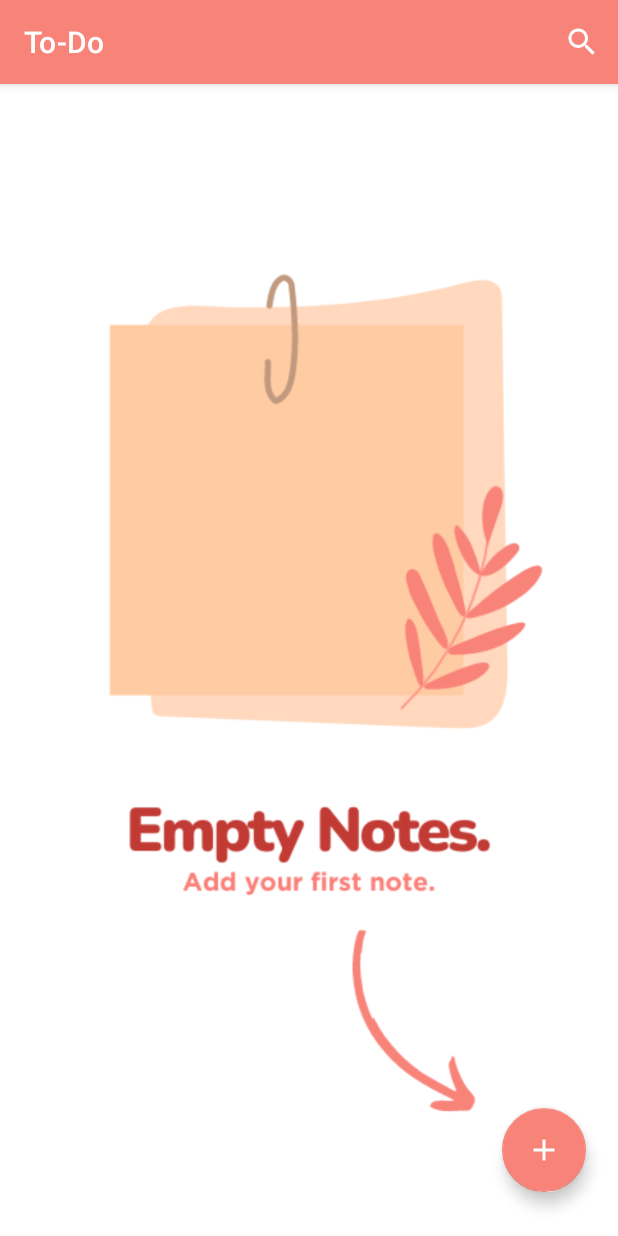
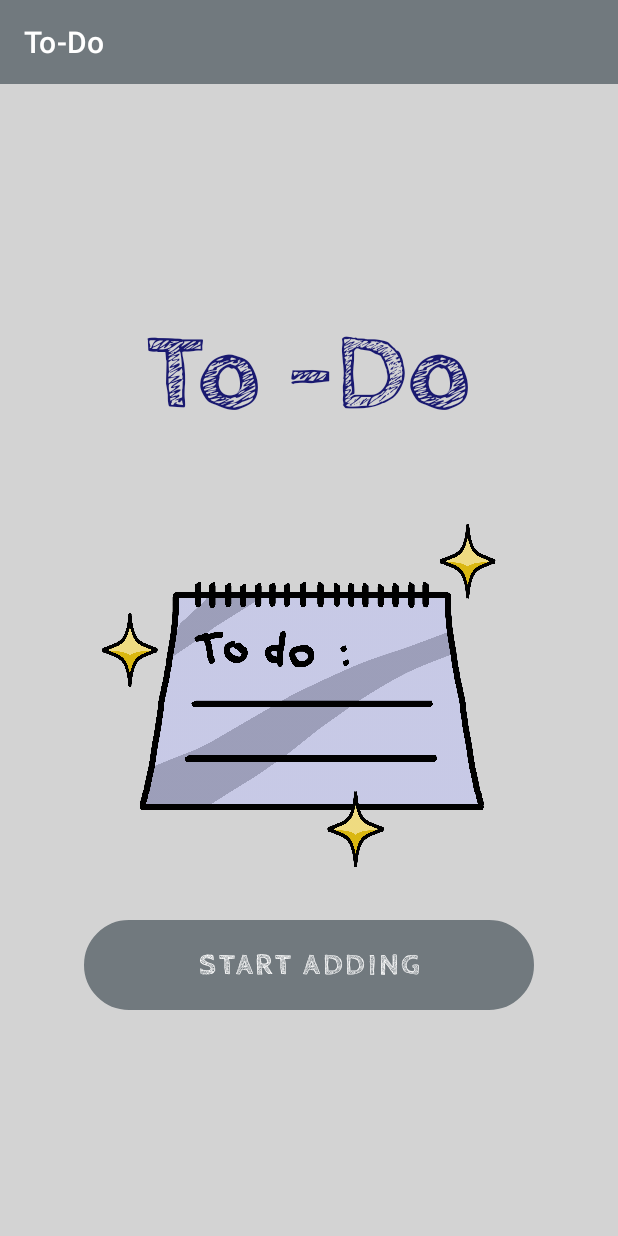
Before and after one commit to Senash0813/MAD-Lab04, an Android app: the screen it shows after launch (MainActivity before the commit, LaunchActivity after it), on a phone screen of 412 x 824 dp. Run offline under Robolectric (Android 15) with nearby library versions, the phone set to English and light mode, and no system bars.

Commit message:
Launch Screen Added

```diff
--- a/app/src/main/AndroidManifest.xml
+++ b/app/src/main/AndroidManifest.xml
@@ -13,17 +13,23 @@
         android:theme="@style/Theme.Lab04MAD"
         tools:targetApi="31">
         <activity
-            android:name=".MainActivity"
-            android:exported="true">
+            android:name=".LaunchActivity"
+            android:exported="true" >
             <intent-filter>
                 <action android:name="android.intent.action.MAIN" />
 
                 <category android:name="android.intent.category.LAUNCHER" />
             </intent-filter>
+
+        </activity>
+        <activity
+            android:name=".MainActivity"
+            android:exported="false">
             <meta-data
                 android:name="android.app.lib_name"
-                android:value=""/>
+                android:value="" />
         </activity>
+
         <meta-data
             android:name="preloaded_fonts"
             android:resource="@array/preloaded_fonts" />
--- /dev/null
+++ b/app/src/main/java/com/example/lab04mad/LaunchActivity.kt
@@ -0,0 +1,24 @@
+package com.example.lab04mad
+
+import android.content.Intent
+import androidx.appcompat.app.AppCompatActivity
+import android.os.Bundle
+import android.widget.Button
+
+class LaunchActivity : AppCompatActivity() {
+
+    lateinit var startBtn : Button
+
+    override fun onCreate(savedInstanceState: Bundle?) {
+        super.onCreate(savedInstanceState)
+        setContentView(R.layout.activity_launch)
+
+        startBtn = findViewById(R.id.startBtn)
+
+
+        startBtn.setOnClickListener(){
+            val intent = Intent(this,MainActivity::class.java)
+            startActivity(intent)
+        }
+    }
+}
--- /dev/null
+++ b/app/src/main/res/drawable/start_btn.xml
@@ -0,0 +1,12 @@
+<?xml version="1.0" encoding="utf-8"?>
+<shape xmlns:android="http://schemas.android.com/apk/res/android"
+    android:shape="rectangle">
+
+    <stroke
+        android:width="1dp"
+        android:color="@color/pink"/>
+
+    <corners
+        android:radius="30dp"/>
+
+</shape>
--- /dev/null
+++ b/app/src/main/res/font/start_name.xml
@@ -0,0 +1,7 @@
+<?xml version="1.0" encoding="utf-8"?>
+<font-family xmlns:android="http://schemas.android.com/apk/res/android">
+    <font
+        android:fontStyle="normal"
+        android:fontWeight="400"
+        android:font="@font/startfont" />
+</font-family>
--- /dev/null
+++ b/app/src/main/res/layout/activity_launch.xml
@@ -0,0 +1,45 @@
+<?xml version="1.0" encoding="utf-8"?>
+<LinearLayout xmlns:android="http://schemas.android.com/apk/res/android"
+    xmlns:app="http://schemas.android.com/apk/res-auto"
+    xmlns:tools="http://schemas.android.com/tools"
+    android:layout_width="match_parent"
+    android:layout_height="match_parent"
+    tools:context=".LaunchActivity"
+    android:orientation="vertical"
+    android:gravity="center"
+    android:background="#D3D3D3">
+
+    <TextView
+        android:layout_width="wrap_content"
+        android:layout_height="wrap_content"
+        android:textStyle="bold"
+        android:text="To -Do"
+        android:textColor="@color/red"
+        android:textSize="73sp"
+        android:layout_marginBottom="20dp"
+        android:fontFamily="@font/startfont"
+        />
+
+    <ImageView
+        android:id="@+id/launchImage"
+        android:layout_marginStart="20dp"
+        android:layout_marginEnd="20dp"
+        android:layout_width="300dp"
+        android:layout_height="300dp"
+        android:src="@drawable/startlogo"
+        android:adjustViewBounds="true"
+        />
+
+    <Button
+        android:id="@+id/startBtn"
+        android:layout_width="300dp"
+        android:layout_height="60dp"
+        android:background="@drawable/start_btn"
+        android:text="Start Adding"
+        android:fontFamily="@font/startfont"
+        android:textSize="20dp"
+        android:textStyle="bold"
+
+        />
+
+</LinearLayout>
--- a/app/src/main/res/layout/fragment_home.xml
+++ b/app/src/main/res/layout/fragment_home.xml
@@ -38,7 +38,7 @@
             android:layout_height="match_parent"
             android:id="@+id/emptyNotesImage"
             android:visibility="gone"
-            android:src="@drawable/emptybkg"/>
+            android:src="@drawable/bktodo"/>
 
     </androidx.constraintlayout.widget.ConstraintLayout>
 </layout>
--- a/app/src/main/res/values/colors.xml
+++ b/app/src/main/res/values/colors.xml
@@ -2,6 +2,6 @@
 <resources>
     <color name="black">#FF000000</color>
     <color name="white">#FFFFFFFF</color>
-    <color name="pink">#F88379</color>
-    <color name="red">#C41E3A</color>
+    <color name="pink">#71797E</color>
+    <color name="red">#191970</color>
 </resources>
```
Also changed, not shown: app/src/main/res/drawable/bktodo.jpg (added), app/src/main/res/drawable/startlogo.png (added), app/src/main/res/font/startfont.ttf (added).
